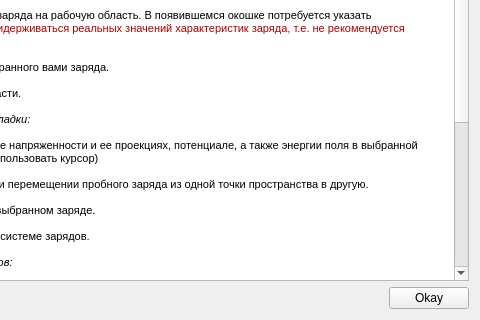
Old version of the form Interface/help.ui in the repository TimeToStop/ElectroStaticFieldSimulator; both pictures show x 377 to 857 and y 126 to 446 of the 857 by 446 pixel window.
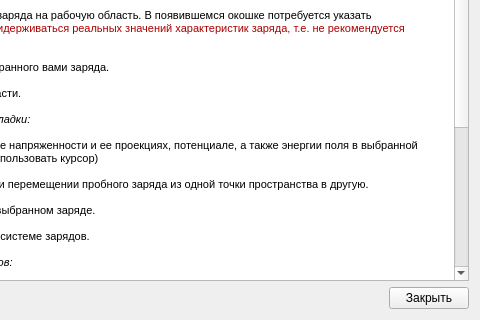
New version of the form. Icons and pictures are not drawn.

```diff
--- a/Interface/help.ui
+++ b/Interface/help.ui
@@ -66,11 +66,10 @@
 &lt;p style=&quot; margin-top:0px; margin-bottom:0px; margin-left:0px; margin-right:0px; -qt-block-indent:0; text-indent:0px;&quot;&gt;Маркер &lt;span style=&quot; font-weight:600;&quot;&gt;&amp;quot;Показать сетку&amp;quot;&lt;/span&gt; служит для отображения координатной сетки.&lt;/p&gt;
 &lt;p style=&quot;-qt-paragraph-type:empty; margin-top:0px; margin-bottom:0px; margin-left:0px; margin-right:0px; -qt-block-indent:0; text-indent:0px;&quot;&gt;&lt;br /&gt;&lt;/p&gt;
 &lt;p style=&quot; margin-top:0px; margin-bottom:0px; margin-left:0px; margin-right:0px; -qt-block-indent:0; text-indent:0px;&quot;&gt;Маркер &lt;span style=&quot; font-weight:600;&quot;&gt;&amp;quot;Показать электростатическое поле&amp;quot;&lt;/span&gt; служит для вывода состояния электростатического поля в данный момент времени.&lt;/p&gt;
+&lt;p style=&quot;-qt-paragraph-type:empty; margin-top:0px; margin-bottom:0px; margin-left:0px; margin-right:0px; -qt-block-indent:0; text-indent:0px; font-weight:600;&quot;&gt;&lt;br /&gt;&lt;/p&gt;
+&lt;p style=&quot; margin-top:0px; margin-bottom:0px; margin-left:0px; margin-right:0px; -qt-block-indent:0; text-indent:0px;&quot;&gt;Маркер&lt;span style=&quot; font-weight:600;&quot;&gt; &amp;quot;Масштаб&amp;quot;&lt;/span&gt; служит для измения единицы измерения физической системы отсчета.&lt;/p&gt;
 &lt;p style=&quot;-qt-paragraph-type:empty; margin-top:0px; margin-bottom:0px; margin-left:0px; margin-right:0px; -qt-block-indent:0; text-indent:0px;&quot;&gt;&lt;br /&gt;&lt;/p&gt;
-&lt;p style=&quot; margin-top:0px; margin-bottom:0px; margin-left:0px; margin-right:0px; -qt-block-indent:0; text-indent:0px;&quot;&gt;Ползунок &lt;span style=&quot; font-weight:600;&quot;&gt;&amp;quot;Масштаб&amp;quot;&lt;/span&gt; служит для приближения/отдаления вида обозреваемой области.&lt;/p&gt;
-&lt;p style=&quot; margin-top:0px; margin-bottom:0px; margin-left:0px; margin-right:0px; -qt-block-indent:0; text-indent:0px;&quot;&gt;( Не реализован :(  )&lt;/p&gt;
-&lt;p style=&quot;-qt-paragraph-type:empty; margin-top:0px; margin-bottom:0px; margin-left:0px; margin-right:0px; -qt-block-indent:0; text-indent:0px;&quot;&gt;&lt;br /&gt;&lt;/p&gt;
-&lt;p style=&quot; margin-top:0px; margin-bottom:0px; margin-left:0px; margin-right:0px; -qt-block-indent:0; text-indent:0px;&quot;&gt;(Выбор камеры и сцены тоже не реализован корректно :( )&lt;/p&gt;
+&lt;p style=&quot; margin-top:0px; margin-bottom:0px; margin-left:0px; margin-right:0px; -qt-block-indent:0; text-indent:0px;&quot;&gt;(Выбор камеры и сцены не реализован корректно :( )&lt;/p&gt;
 &lt;p style=&quot;-qt-paragraph-type:empty; margin-top:0px; margin-bottom:0px; margin-left:0px; margin-right:0px; -qt-block-indent:0; text-indent:0px; font-style:italic;&quot;&gt;&lt;br /&gt;&lt;/p&gt;&lt;/body&gt;&lt;/html&gt;</string>
        </property>
       </widget>
@@ -93,7 +92,7 @@
        <item>
         <widget class="QPushButton" name="pushButton">
          <property name="text">
-          <string>Okay</string>
+          <string>Закрыть</string>
          </property>
         </widget>
        </item>
```
Left out of the diff: 2 changed lines with no effect on the pictures.
